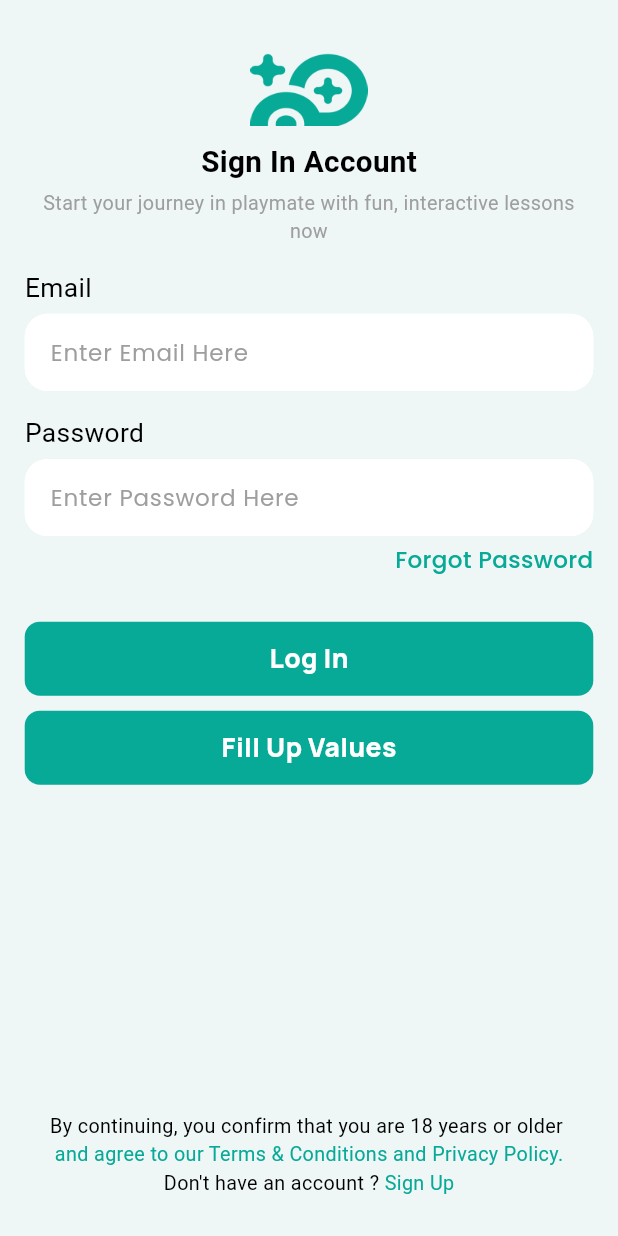
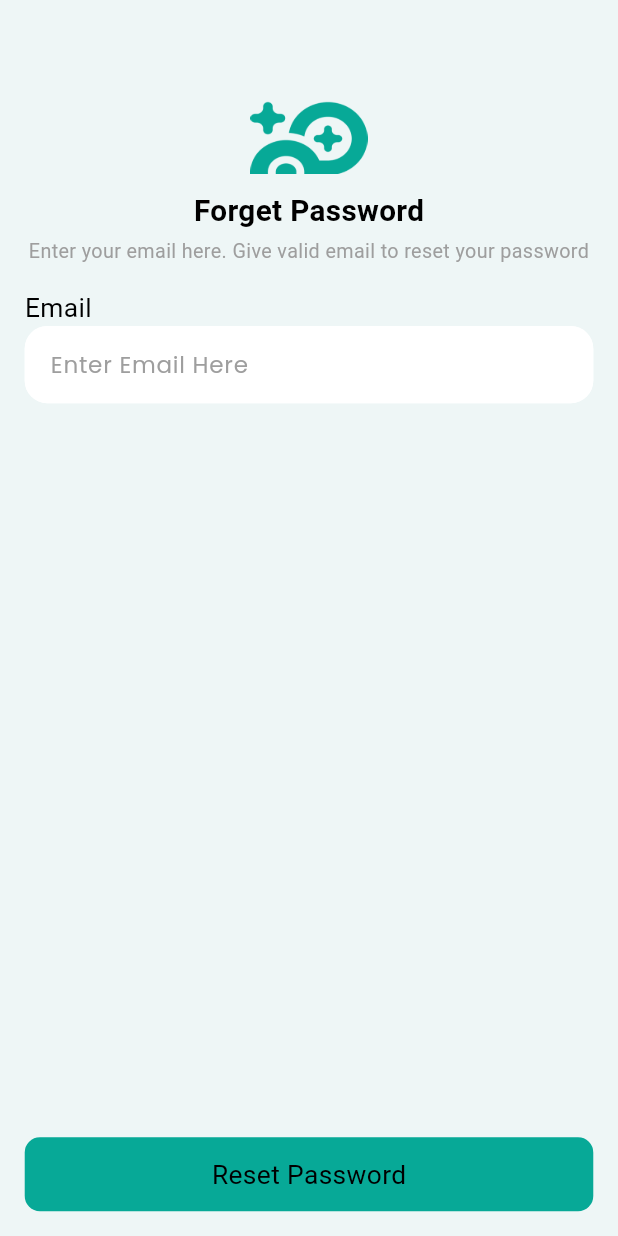
Before and after one commit to Tarikul-Islam-Shykat/ricardina_admin_riverpod, a Flutter app: the screen it shows after launch, scrolled down 32 dp, after a tap on "Forgot Password", on a phone screen of 412 x 824 dp. Run offline on Flutter 3.47's test engine with Material 3 defaults, Android fonts, the phone set to English and light mode, and no system bars; our stand-ins replace flutter_riverpod, flutter_screenutil, fluttertoast, google_fonts, internet_connection_checker, loading_animation_widget and 1 more.

Commit message:
forget_pasword

```diff
--- /dev/null
+++ b/lib/feature/auth/forget_password/model/forget_req_model.dart
@@ -0,0 +1,5 @@
+class ForgetReqModel {
+  final String email;
+  ForgetReqModel({required this.email});
+  Map<String, dynamic> toJson() => {"email": email};
+}
--- /dev/null
+++ b/lib/feature/auth/forget_password/provider/forget_password_notifier.dart
@@ -0,0 +1,33 @@
+import 'package:flutter/material.dart';
+import 'package:flutter_riverpod/flutter_riverpod.dart';
+import 'package:ricardina_admin_riverpod/feature/auth/forget_password/model/forget_res_model.dart';
+import 'package:ricardina_admin_riverpod/feature/auth/forget_password/repo/forget_password_repo.dart';
+
+final forgetPasswordProvider =
+    AsyncNotifierProvider<ForgetPasswordNotifier, ForgetPasswordResponse?>(
+      () => ForgetPasswordNotifier(),
+    );
+
+class ForgetPasswordNotifier extends AsyncNotifier<ForgetPasswordResponse?> {
+  final TextEditingController emailController = TextEditingController();
+  late final ForgetPasswordRepo _forgetPasswordRepository;
+
+  @override
+  Future<ForgetPasswordResponse?> build() async {
+    _forgetPasswordRepository = ref.read(forgetPassRepoProvider);
+    return null; // Initial state
+  }
+
+  Future<void> forgetPassword() async {
+    state = const AsyncLoading();
+
+    try {
+      final result = await _forgetPasswordRepository.resetPassword(
+        emailController.text,
+      );
+      state = AsyncData(result);
+    } catch (error, stackTrace) {
+      state = AsyncError(error, stackTrace);
+    }
+  }
+}
--- /dev/null
+++ b/lib/feature/auth/forget_password/ui/forget_password_ui.dart
@@ -0,0 +1,85 @@
+import 'package:flutter/material.dart';
+import 'package:flutter_riverpod/flutter_riverpod.dart';
+import 'package:flutter_screenutil/flutter_screenutil.dart';
+import 'package:google_fonts/google_fonts.dart';
+import 'package:ricardina_admin_riverpod/core/const/app_colors.dart';
+import 'package:ricardina_admin_riverpod/core/const/image_path.dart';
+import 'package:ricardina_admin_riverpod/core/global/custom_booton_widget.dart';
+import 'package:ricardina_admin_riverpod/core/global/custom_text.dart';
+import 'package:ricardina_admin_riverpod/core/global/loading_screen.dart';
+import 'package:ricardina_admin_riverpod/core/global/text_field_widget.dart'
+    show CustomAuthField;
+import 'package:ricardina_admin_riverpod/feature/auth/forget_password/provider/forget_password_notifier.dart';
+import 'package:ricardina_admin_riverpod/feature/auth/forget_password/repo/forget_password_repo.dart';
+
+class ForgetPasswordScreen extends ConsumerWidget {
+  ForgetPasswordScreen({super.key});
+
+  @override
+  Widget build(BuildContext context, WidgetRef ref) {
+    final forgetPasswordState = ref.watch(forgetPasswordProvider);
+    final forgetPasswordNotifier = ref.watch(forgetPasswordProvider.notifier);
+
+    return Scaffold(
+      backgroundColor: AppColors.bgColor,
+      body: SafeArea(
+        child: Padding(
+          padding: EdgeInsets.all(15.w),
+          child: Column(
+            mainAxisAlignment: MainAxisAlignment.start,
+            crossAxisAlignment: CrossAxisAlignment.start,
+            children: [
+              SizedBox(height: 50.h),
+              Center(
+                child: Image.asset(
+                  ImagePath.smallLogo,
+                  width: 71.w,
+                  height: 48.h,
+                  fit: BoxFit.fill,
+                ),
+              ),
+              SizedBox(height: 10.h),
+              Center(child: headingText(text: "Forget Password")),
+              //Center(child: authHeaderText("Forget Password",)),
+              SizedBox(height: 4.h),
+              Center(
+                child: smallText(
+                  text:
+                      "Enter your email here. Give valid email to reset your password",
+                  maxLines: 2,
+                  textAlign: TextAlign.center,
+                  color: AppColors.grayColor,
+                ),
+              ),
+              // Center(child: authHeaderSubtitle(
+              //   "Enter your email here. Give valid email to reset your password", width:320.w,)),
+              SizedBox(height: 15.h),
+              normalText(text: 'Email'),
+              CustomAuthField(
+                keyboardType: TextInputType.emailAddress,
+                radiusValue: 15,
+                radiusValue2: 15,
+                controller: forgetPasswordNotifier.emailController,
+                hintText: 'Enter Email Here',
+              ),
+              Spacer(),
+              forgetPasswordState.when(
+                data: (result) => CustomButton(
+                  onTap: () => forgetPasswordNotifier.forgetPassword(),
+                  title: normalText(text: "Reset Password"),
+                  color: AppColors.primaryColor,
+                ),
+                loading: () => btnLoading(),
+                error: (error, stackTrace) => CustomButton(
+                  onTap: () => forgetPasswordNotifier.forgetPassword(),
+                  title: normalText(text: "Reset Password In"),
+                  color: AppColors.primaryColor,
+                ),
+              ), // CustomButton(
+            ],
+          ),
+        ),
+      ),
+    );
+  }
+}
--- a/lib/feature/auth/login/ui/login_ui.dart
+++ b/lib/feature/auth/login/ui/login_ui.dart
@@ -8,6 +8,7 @@ import 'package:ricardina_admin_riverpod/core/global/custom_booton_widget.dart';
 import 'package:ricardina_admin_riverpod/core/global/custom_text.dart';
 import 'package:ricardina_admin_riverpod/core/global/loading_screen.dart';
 import 'package:ricardina_admin_riverpod/core/global/text_field_widget.dart';
+import 'package:ricardina_admin_riverpod/feature/auth/forget_password/ui/forget_password_ui.dart';
 import 'package:ricardina_admin_riverpod/feature/auth/login/provider/login_state_provider.dart';
 import '../../../../core/const/app_colors.dart';
 import '../../../../core/const/image_path.dart';
@@ -92,7 +93,13 @@ class LoginScreen extends ConsumerWidget {
                 alignment: Alignment.centerRight,
                 child: InkWell(
                   //  onTap: () => Navigator.pushNamed(context, AppRoute.forgetScreen),
-                  onTap: () {},
+                  onTap: () {
+                    Navigator.of(context).pushReplacement(
+                      MaterialPageRoute(
+                        builder: (context) => ForgetPasswordScreen(),
+                      ),
+                    );
+                  },
                   child: Text(
                     "Forgot Password",
                     style: GoogleFonts.poppins(
--- a/lib/main.dart
+++ b/lib/main.dart
@@ -28,7 +28,7 @@ class MyApp extends StatelessWidget {
           title: 'Pretty Rini',
           theme: ThemeData(primarySwatch: Colors.blue),
           home: const SplashScreen(), // Your login screen
-          // ... other MaterialApp properties
+          // ... other MaterialAp properties
         );
       },
     );
```
Also changed, not shown: lib/feature/auth/forget_password/model/forget_res_model.dart (added, +34 -0 lines), lib/feature/auth/forget_password/repo/forget_password_repo.dart (added, +43 -0 lines).
